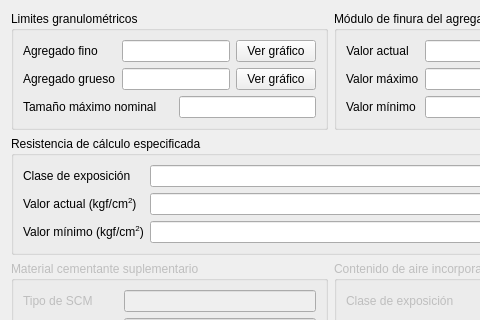
Above: gui/ui/check_design_widget.ui from AMK-ULTRA/Concretus before the change; both pictures show x 0 to 480 and y 0 to 320 of the 655 by 475 pixel window. Below: the same form after it.
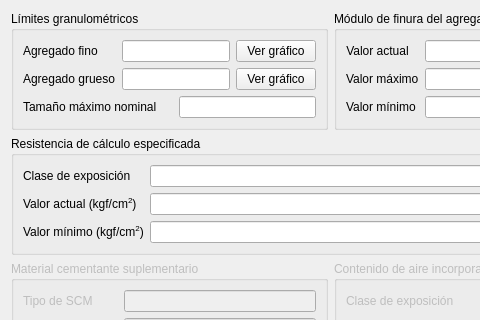
That is the form after the change. Icons and pictures are not drawn.

The edit to the form file:
```diff
--- a/gui/ui/check_design_widget.ui
+++ b/gui/ui/check_design_widget.ui
@@ -28,7 +28,7 @@
      <item row="0" column="0">
       <widget class="QGroupBox" name="groupBox_grading">
        <property name="title">
-        <string>Limites granulométricos</string>
+        <string>Límites granulométricos</string>
        </property>
        <layout class="QGridLayout" name="gridLayout_2">
         <item row="0" column="0">
```
